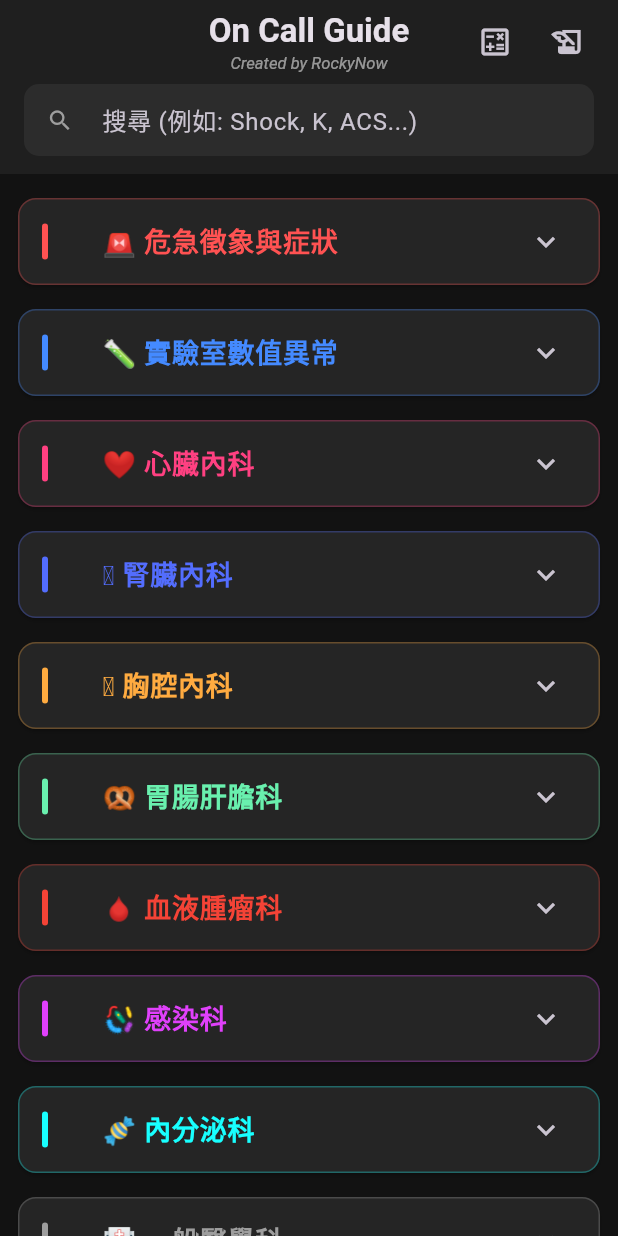
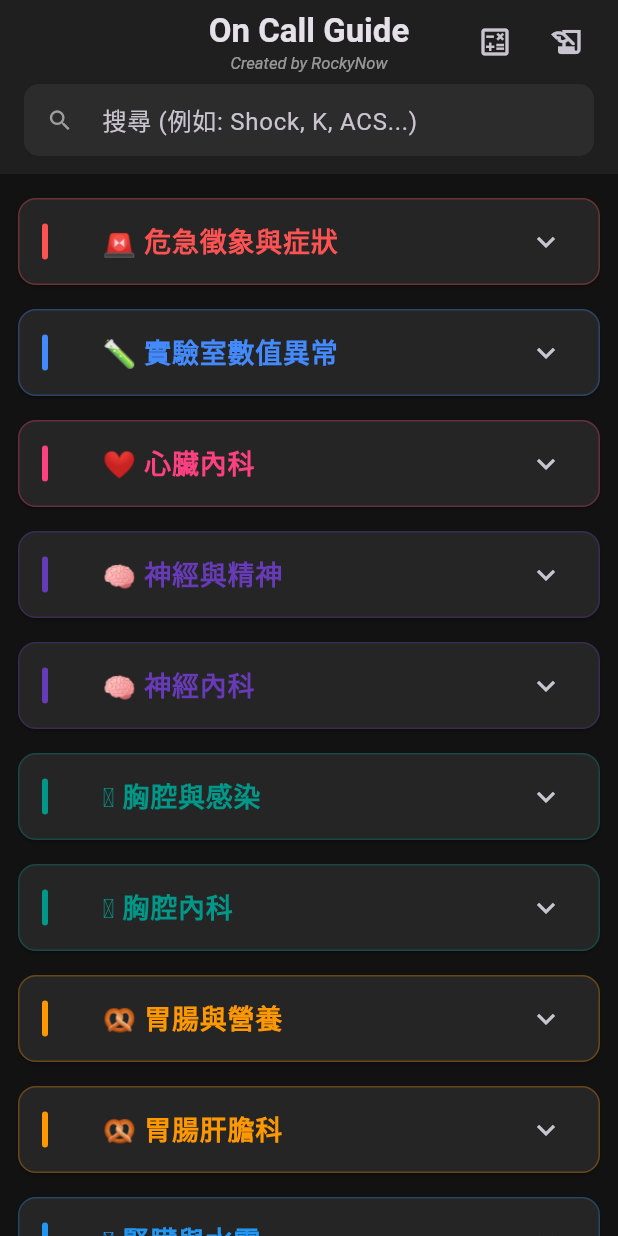
Before and after one commit to b101108063-ops/pocket_medicine, a Flutter app: the screen it shows after launch, on a phone screen of 412 x 824 dp. Run offline on Flutter 3.47's test engine with Material 3 defaults, Android fonts, the phone set to English and light mode, and no system bars; our stand-ins replace flutter_markdown.

Commit message:
更新群組名稱對應：新增 Batch 3-6 的群組（胃腸與營養、腎臟與水電等）及色彩設定，並更新日期至 2026.07.20

```diff
--- a/lib/main.dart
+++ b/lib/main.dart
@@ -57,13 +57,21 @@ class _ChapterListScreenState extends State<ChapterListScreen> {
       "🚨 危急徵象與症狀",
       "🧪 實驗室數值異常",
       "❤️ 心臟內科",
+      "🧠 神經與精神",
+      "🧠 神經內科",
+      "🫁 胸腔與感染",
+      "🫁 胸腔內科",
+      "🥨 胃腸與營養",
+      "🥨 胃腸肝膽科",
+      "🫘 腎臟與水電",
       "🫘 腎臟內科",
-      "🫁 胸腔內科",
-      "🥨 胃腸肝膽科",
+      "🍬 內分泌與代謝",
+      "🍬 內分泌科",
+      "🩸 血液與皮膚",
       "🩸 血液腫瘤科",
+      "🏥 一般醫學",
+      "🏥 一般醫學科",
       "🦠 感染科",
-      "🍬 內分泌科",
-      "🏥 一般醫學科",
     ];
 
     for (var key in order) {
@@ -88,12 +96,13 @@ class _ChapterListScreenState extends State<ChapterListScreen> {
     if (groupName.contains("實驗室")) return Colors.blueAccent;
 
     if (groupName.contains("心臟")) return Colors.pinkAccent;
-    if (groupName.contains("腎臟")) return Colors.indigoAccent;
-    if (groupName.contains("胸腔")) return Colors.orangeAccent;
-    if (groupName.contains("胃腸")) return Colors.greenAccent;
-    if (groupName.contains("血液")) return Colors.red;
-    if (groupName.contains("感染")) return Colors.purpleAccent;
-    if (groupName.contains("內分泌")) return Colors.cyanAccent;
+    if (groupName.contains("神經") || groupName.contains("精神")) return Colors.deepPurple;
+    if (groupName.contains("胸腔") || groupName.contains("感染")) return Colors.teal;
+    if (groupName.contains("胃腸") || groupName.contains("營養")) return Colors.orange;
+    if (groupName.contains("腎臟") || groupName.contains("水電")) return Colors.blue;
+    if (groupName.contains("內分泌") || groupName.contains("代謝")) return Colors.amber;
+    if (groupName.contains("血液") || groupName.contains("皮膚")) return Colors.green;
+    if (groupName.contains("一般")) return Colors.grey;
 
     return Colors.grey;
   }
@@ -233,7 +242,7 @@ class _ChapterListScreenState extends State<ChapterListScreen> {
               padding: const EdgeInsets.symmetric(vertical: 24.0),
               child: Center(
                 child: Text(
-                  "Last Update Date: 2026.02.02",
+                  "Last Update Date: 2026.07.20",
                   style: TextStyle(
                     color: Colors.grey[600],
                     fontSize: 12,
```
